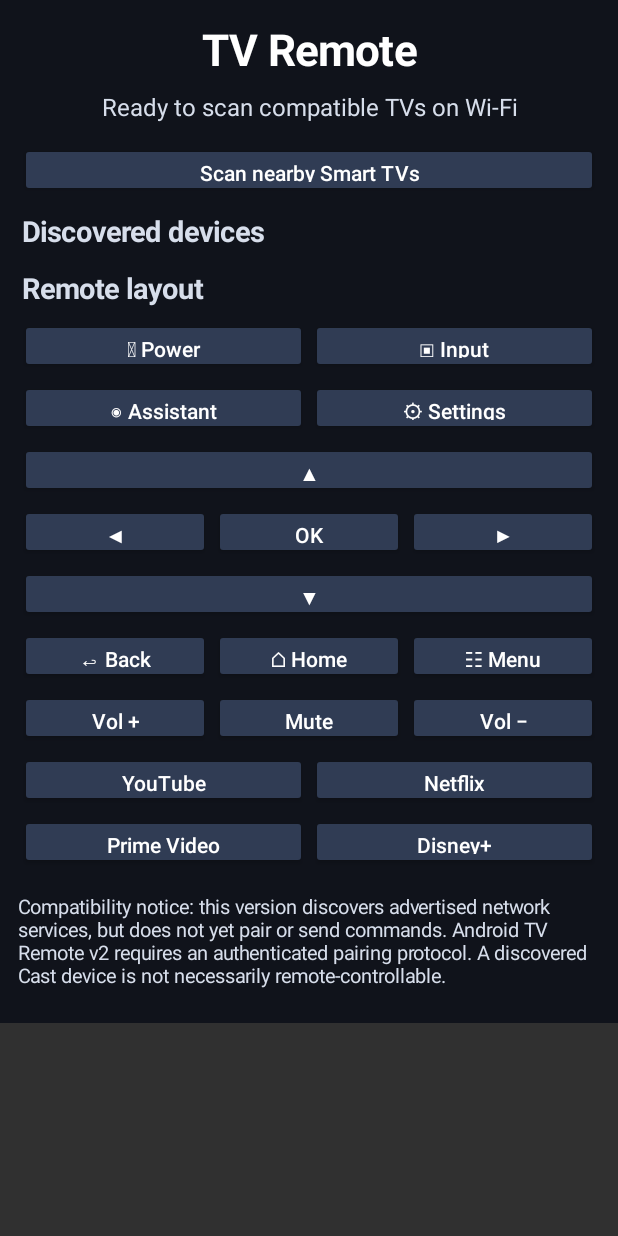
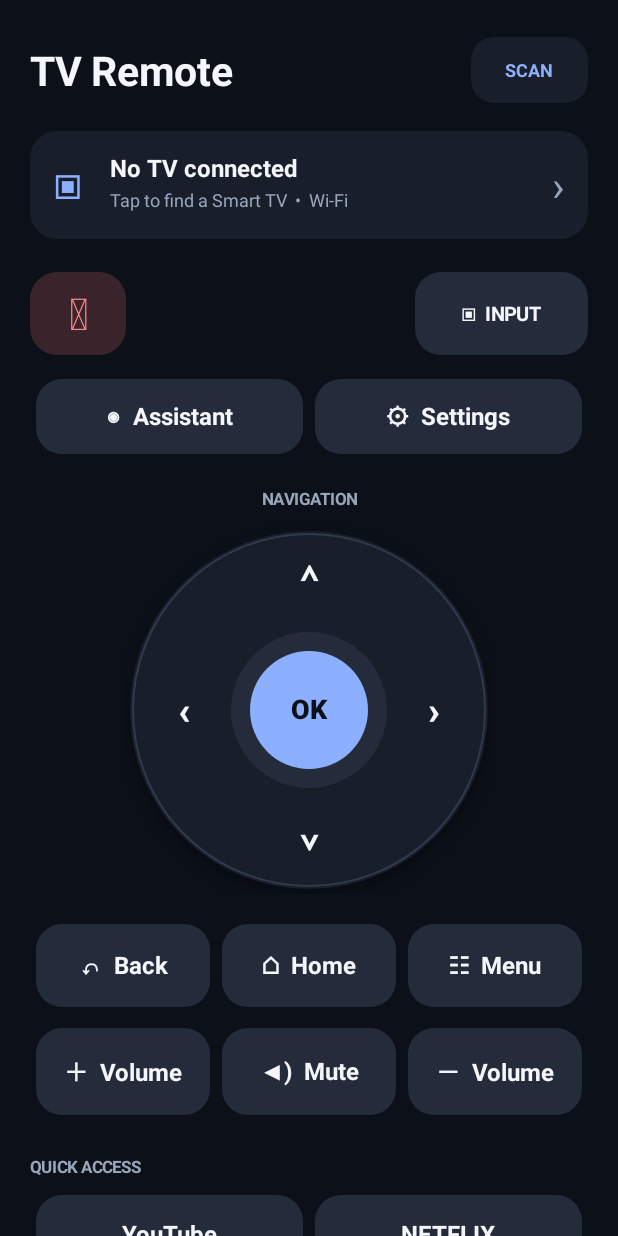
Before and after one commit to sebias0725/Remote_TV, an Android app: the screen it shows after launch (MainActivity), on a phone screen of 412 x 824 dp. Run offline under Robolectric (Android 15) with nearby library versions, the phone set to English and light mode, and no system bars.

Commit message:
Add files via upload

```diff
--- a/app/src/main/java/com/example/tvremote/MainActivity.java
+++ b/app/src/main/java/com/example/tvremote/MainActivity.java
@@ -1,119 +1,89 @@
 package com.example.tvremote;
 
 import android.app.Activity;
+import android.app.AlertDialog;
 import android.os.Bundle;
+import android.os.Handler;
 import android.content.Context;
 import android.content.SharedPreferences;
-import android.content.res.ColorStateList;
-import android.graphics.Color;
-import android.graphics.Typeface;
+import android.graphics.*;
+import android.graphics.drawable.GradientDrawable;
 import android.net.nsd.NsdManager;
 import android.net.nsd.NsdServiceInfo;
 import android.net.wifi.WifiManager;
-import android.view.Gravity;
+import android.view.*;
 import android.widget.*;
 import java.util.*;
 
-/** Device discovery UI. Pairing and remote command transport are not yet implemented. */
+/** Polished remote interface and Wi-Fi service discovery. No pairing or command transport yet. */
 public class MainActivity extends Activity {
-    private LinearLayout root, devices;
-    private TextView status;
+    static final int BG=0xff0c1018, PANEL=0xff181e2a, SURFACE=0xff242c3b, WHITE=0xfff4f6fc, MUTED=0xff98a6bc, ACCENT=0xff8cafff;
+    private LinearLayout page, deviceList;
+    private TextView deviceName, message;
     private NsdManager nsd;
-    private WifiManager.MulticastLock lock;
-    private final Map<String,NsdServiceInfo> discovered = new LinkedHashMap<>();
-    private final ArrayList<NsdManager.DiscoveryListener> listeners = new ArrayList<>();
-    private final String[] types = {"_androidtvremote2._tcp.", "_androidtvremote._tcp.", "_googlecast._tcp."};
+    private WifiManager.MulticastLock multicast;
+    private final Map<String,NsdServiceInfo> found=new LinkedHashMap<>();
+    private final ArrayList<NsdManager.DiscoveryListener> listeners=new ArrayList<>();
+    private final String[] types={"_androidtvremote2._tcp.","_androidtvremote._tcp.","_googlecast._tcp."};
     private SharedPreferences prefs;
-
-    @Override public void onCreate(Bundle saved) {
-        super.onCreate(saved);
-        prefs = getSharedPreferences("tvremote", MODE_PRIVATE);
-        nsd = (NsdManager)getSystemService(Context.NSD_SERVICE);
-        WifiManager wifi = (WifiManager)getApplicationContext().getSystemService(Context.WIFI_SERVICE);
-        lock = wifi.createMulticastLock("TVRemoteDiscovery"); lock.setReferenceCounted(false);
-        root = new LinearLayout(this); root.setOrientation(LinearLayout.VERTICAL);
-        root.setPadding(18,20,18,24); root.setBackgroundColor(0xff10131b);
-        ScrollView scroll = new ScrollView(this); scroll.addView(root); setContentView(scroll);
-        TextView heading = new TextView(this); heading.setText("TV Remote"); heading.setTextSize(29);
-        heading.setTypeface(null,Typeface.BOLD); heading.setTextColor(Color.WHITE);
-        heading.setGravity(Gravity.CENTER); root.addView(heading);
-        status = label("Ready to scan compatible TVs on Wi-Fi",16);
-        status.setGravity(Gravity.CENTER); status.setPadding(0,12,0,16);
-        button("Scan nearby Smart TVs", () -> scan());
-        label("Discovered devices",19).setTypeface(null,Typeface.BOLD);
-        devices = new LinearLayout(this); devices.setOrientation(LinearLayout.VERTICAL); root.addView(devices);
-        String last = prefs.getString("last_device", "");
-        if (!last.isEmpty()) label("Last selected: " + last,13);
-        label("Remote layout",19).setTypeface(null,Typeface.BOLD);
-        row("⏻ Power", "▣ Input");
-        row("◉ Assistant", "⚙ Settings");
-        button("▲", () -> unavailable("Up"));
-        row("◀", "OK", "▶");
-        button("▼", () -> unavailable("Down"));
-        row("↩ Back", "⌂ Home", "☷ Menu");
-        row("Vol +", "Mute", "Vol −");
-        row("YouTube", "Netflix"); row("Prime Video", "Disney+");
-        TextView notice = label("Compatibility notice: this version discovers advertised network services, but does not yet pair or send commands. Android TV Remote v2 requires an authenticated pairing protocol. A discovered Cast device is not necessarily remote-controllable.",13);
-        notice.setPadding(0,20,0,10);
+    private final Handler handler=new Handler();
+    private int dp(float n){return (int)(n*getResources().getDisplayMetrics().density+.5f);}
+    private GradientDrawable bg(int color,int radius){GradientDrawable d=new GradientDrawable();d.setColor(color);d.setCornerRadius(dp(radius));return d;}
+    private TextView text(String value,int size,int color,boolean bold){TextView v=new TextView(this);v.setText(value);v.setTextSize(size);v.setTextColor(color);v.setGravity(Gravity.CENTER_VERTICAL);if(bold)v.setTypeface(null,1);return v;}
+    private LinearLayout column(){LinearLayout l=new LinearLayout(this);l.setOrientation(1);return l;}
+    private LinearLayout row(){LinearLayout l=new LinearLayout(this);l.setOrientation(0);l.setGravity(Gravity.CENTER_VERTICAL);return l;}
+    private void gap(LinearLayout l,int h){View v=new View(this);l.addView(v,new LinearLayout.LayoutParams(1,dp(h)));}
+    private void add(LinearLayout parent,View v,int height){parent.addView(v,new LinearLayout.LayoutParams(-1,height<0?height:dp(height)));}
+    private TextView key(String label,int height,Runnable action){TextView t=text(label,16,WHITE,true);t.setGravity(Gravity.CENTER);t.setBackground(bg(SURFACE,17));t.setOnClickListener(v->action.run());t.setMinimumHeight(dp(height));return t;}
+    private void keyRow(LinearLayout parent,String[] labels,int height){LinearLayout r=row();for(String s:labels){TextView t=key(s,height,()->unavailable(s));LinearLayout.LayoutParams p=new LinearLayout.LayoutParams(0,dp(height),1);p.setMargins(dp(4),0,dp(4),0);r.addView(t,p);}add(parent,r,height);}
+    @Override public void onCreate(Bundle saved){super.onCreate(saved);getWindow().setStatusBarColor(BG);getWindow().setNavigationBarColor(BG);
+        prefs=getSharedPreferences("tvremote",0);nsd=(NsdManager)getSystemService(NSD_SERVICE);
+        WifiManager wifi=(WifiManager)getApplicationContext().getSystemService(WIFI_SERVICE);if(wifi!=null){multicast=wifi.createMulticastLock("TVRemoteDiscovery");multicast.setReferenceCounted(false);}
+        ScrollView scroll=new ScrollView(this);scroll.setFillViewport(true);scroll.setBackgroundColor(BG);page=column();page.setPadding(dp(20),dp(22),dp(20),dp(28));scroll.addView(page);setContentView(scroll);
+        LinearLayout top=row();TextView title=text("TV Remote",27,WHITE,true);top.addView(title,new LinearLayout.LayoutParams(0,dp(48),1));
+        TextView scan=text("SCAN",12,ACCENT,true);scan.setGravity(Gravity.CENTER);scan.setBackground(bg(PANEL,15));scan.setOnClickListener(v->showDiscovery());top.addView(scan,new LinearLayout.LayoutParams(dp(78),dp(44)));add(page,top,50);
+        gap(page,15);
+        LinearLayout device=row();device.setPadding(dp(15),dp(12),dp(15),dp(12));device.setBackground(bg(PANEL,18));
+        TextView icon=text("▣",25,ACCENT,true);device.addView(icon,new LinearLayout.LayoutParams(dp(38),dp(46)));
+        LinearLayout info=column();deviceName=text(prefs.getString("last_device","No TV connected"),16,WHITE,true);add(info,deviceName,23);TextView sub=text("Tap to find a Smart TV  •  Wi-Fi",12,MUTED,false);add(info,sub,20);device.addView(info,new LinearLayout.LayoutParams(0,dp(46),1));TextView arrow=text("›",28,MUTED,false);device.addView(arrow);device.setOnClickListener(v->showDiscovery());add(page,device,72);
+        gap(page,22);
+        LinearLayout power=row();TextView p=key("⏻",55,()->unavailable("Power"));p.setTextColor(0xffff8888);p.setTextSize(29);p.setBackground(bg(0xff39242b,18));power.addView(p,new LinearLayout.LayoutParams(dp(64),dp(55)));
+        View spacer=new View(this);power.addView(spacer,new LinearLayout.LayoutParams(0,1,1));TextView input=key("▣  INPUT",55,()->unavailable("Input"));input.setTextSize(13);power.addView(input,new LinearLayout.LayoutParams(dp(115),dp(55)));add(page,power,55);
+        gap(page,16);
+        keyRow(page,new String[]{"◉  Assistant","⚙  Settings"},50);
+        gap(page,20);
+        TextView navLabel=text("NAVIGATION",11,MUTED,true);navLabel.setGravity(Gravity.CENTER);add(page,navLabel,20);gap(page,8);
+        Dpad dpad=new Dpad(this);LinearLayout center=row();center.setGravity(Gravity.CENTER);center.addView(dpad,new LinearLayout.LayoutParams(dp(245),dp(245)));add(page,center,245);
+        gap(page,20);
+        keyRow(page,new String[]{"↶  Back","⌂  Home","☷  Menu"},55);
+        gap(page,14);
+        keyRow(page,new String[]{"＋  Volume","◀)  Mute","－  Volume"},58);
+        gap(page,22);
+        TextView shortcuts=text("QUICK ACCESS",11,MUTED,true);add(page,shortcuts,25);gap(page,6);
+        keyRow(page,new String[]{"YouTube","NETFLIX"},52);gap(page,9);keyRow(page,new String[]{"prime video","Disney+"},52);
+        gap(page,24);
+        message=text("Connect to a compatible TV to get started.",12,MUTED,false);message.setGravity(Gravity.CENTER);add(page,message,45);
     }
-    private TextView label(String s,int size){
-        TextView v = new TextView(this);v.setText(s);v.setTextSize(size);v.setTextColor(0xffd7deeb);
-        v.setPadding(4,10,4,8);root.addView(v);return v;
-    }
-    private Button button(String s,Runnable action){
-        Button b=new Button(this);b.setText(s);b.setAllCaps(false);b.setTextColor(Color.WHITE);
-        b.setBackgroundTintList(ColorStateList.valueOf(0xff303c54));
-        LinearLayout.LayoutParams p=new LinearLayout.LayoutParams(-1,54);p.setMargins(2,4,2,4);
-        root.addView(b,p);b.setOnClickListener(v->action.run());return b;
-    }
-    private void row(String... names){
-        LinearLayout r=new LinearLayout(this);r.setOrientation(LinearLayout.HORIZONTAL);root.addView(r);
-        for(String name:names){
-            Button b=new Button(this);b.setText(name);b.setAllCaps(false);b.setTextColor(Color.WHITE);
-            b.setBackgroundTintList(ColorStateList.valueOf(0xff303c54));
-            LinearLayout.LayoutParams p=new LinearLayout.LayoutParams(0,54,1);p.setMargins(2,4,2,4);
-            r.addView(b,p);b.setOnClickListener(v->unavailable(name));
+    private void unavailable(String name){message.setText(name+" requires a paired TV. Command transport is not yet implemented.");Toast.makeText(this,"Remote commands not yet available",Toast.LENGTH_SHORT).show();}
+    private class Dpad extends View{
+        Paint paint=new Paint(3);Dpad(Context c){super(c);setLayerType(View.LAYER_TYPE_SOFTWARE,null);setOnTouchListener((v,event)->{if(event.getAction()==MotionEvent.ACTION_UP){float x=event.getX()-getWidth()/2f,y=event.getY()-getHeight()/2f;float a=Math.abs(x),b=Math.abs(y);String k=(a<dp(42)&&b<dp(42))?"OK":a>b?(x>0?"Right":"Left"):(y>0?"Down":"Up");unavailable(k);return true;}return true;});}
+        @Override protected void onDraw(Canvas c){super.onDraw(c);float cx=getWidth()/2f,cy=getHeight()/2f,r=Math.min(cx,cy)-dp(3);
+            paint.setStyle(Paint.Style.FILL);paint.setColor(PANEL);paint.setShadowLayer(dp(8),0,dp(4),0x55000000);c.drawCircle(cx,cy,r,paint);paint.clearShadowLayer();
+            paint.setColor(0xff303a4c);paint.setStyle(Paint.Style.STROKE);paint.setStrokeWidth(dp(1));c.drawCircle(cx,cy,r-dp(2),paint);paint.setStyle(Paint.Style.FILL);
+            paint.setColor(SURFACE);c.drawCircle(cx,cy,dp(52),paint);paint.setColor(ACCENT);c.drawCircle(cx,cy,dp(39),paint);
+            paint.setTextAlign(Paint.Align.CENTER);paint.setTypeface(Typeface.create("sans-serif-medium",Typeface.BOLD));paint.setTextSize(dp(18));paint.setColor(BG);c.drawText("OK",cx,cy+dp(6),paint);
+            paint.setColor(WHITE);paint.setTextSize(dp(26));c.drawText("⌃",cx,cy-dp(75),paint);c.drawText("⌄",cx,cy+dp(91),paint);c.drawText("‹",cx-dp(83),cy+dp(9),paint);c.drawText("›",cx+dp(83),cy+dp(9),paint);
         }
     }
-    private void unavailable(String name){status.setText(name+": not connected. Pairing/command protocol is not implemented yet.");}
-    private void scan(){
-        stopScan(); discovered.clear();devices.removeAllViews();status.setText("Scanning Wi-Fi services…");
-        try {if(lock!=null&&!lock.isHeld())lock.acquire();}catch(Exception ignored){}
-        for(String type:types){
-            NsdManager.DiscoveryListener listener=new NsdManager.DiscoveryListener(){
-                public void onDiscoveryStarted(String t){}
-                public void onDiscoveryStopped(String t){}
-                public void onStartDiscoveryFailed(String t,int e){runOnUiThread(()->status.setText("Discovery failed ("+e+"). Check Wi-Fi."));}
-                public void onStopDiscoveryFailed(String t,int e){}
-                public void onServiceLost(NsdServiceInfo service){runOnUiThread(()->{discovered.remove(service.getServiceName()+service.getServiceType());showDevices();});}
-                public void onServiceFound(NsdServiceInfo service){
-                    runOnUiThread(()->{discovered.put(service.getServiceName()+service.getServiceType(),service);showDevices();});
-                }
-            };
-            try{nsd.discoverServices(type,NsdManager.PROTOCOL_DNS_SD,listener);listeners.add(listener);}
-            catch(Exception e){status.setText("Discovery error: "+e.getMessage());}
+    private void showDiscovery(){LinearLayout layout=column();layout.setPadding(dp(20),dp(12),dp(20),dp(12));TextView tip=text("Find compatible TVs on the same Wi-Fi network. Discovery does not guarantee pairing support.",13,MUTED,false);add(layout,tip,75);
+        deviceList=column();add(layout,deviceList,-2);AlertDialog dialog=new AlertDialog.Builder(this).setTitle("Find a TV").setView(layout).setNegativeButton("Close",(d,w)->stopScan()).setPositiveButton("Scan again",null).create();dialog.setOnShowListener(v->{dialog.getButton(-1).setOnClickListener(w->scan());scan();});dialog.setOnDismissListener(v->stopScan());dialog.show();}
+    private void scan(){stopScan();found.clear();if(deviceList!=null){deviceList.removeAllViews();TextView searching=text("Scanning nearby devices…",14,WHITE,false);add(deviceList,searching,55);}try{if(multicast!=null&&!multicast.isHeld())multicast.acquire();}catch(Exception ignored){}
+        for(String type:types){NsdManager.DiscoveryListener l=new NsdManager.DiscoveryListener(){public void onDiscoveryStarted(String t){}public void onDiscoveryStopped(String t){}public void onStartDiscoveryFailed(String t,int e){runOnUiThread(()->message.setText("Network discovery failed: "+e));}public void onStopDiscoveryFailed(String t,int e){}public void onServiceLost(NsdServiceInfo s){runOnUiThread(()->{found.remove(s.getServiceName()+s.getServiceType());showFound();});}public void onServiceFound(NsdServiceInfo s){runOnUiThread(()->{found.put(s.getServiceName()+s.getServiceType(),s);showFound();});}};
+            try{nsd.discoverServices(type,NsdManager.PROTOCOL_DNS_SD,l);listeners.add(l);}catch(Exception ignored){}
         }
-        new android.os.Handler(getMainLooper()).postDelayed(()->{
-            if(discovered.isEmpty())status.setText("No advertised compatible services found. The TV may use a different protocol.");
-            else status.setText(discovered.size()+" advertised service(s) found. Select one to inspect.");
-        },8000);
+        handler.postDelayed(()->{if(found.isEmpty()&&deviceList!=null){deviceList.removeAllViews();add(deviceList,text("No compatible advertised services found. Check that both devices are on the same Wi-Fi.",13,MUTED,false),85);}},9000);
     }
-    private void showDevices(){
-        devices.removeAllViews();
-        for(NsdServiceInfo info:discovered.values()){
-            Button b=new Button(this);b.setAllCaps(false);
-            b.setText(info.getServiceName()+"\n"+info.getServiceType());
-            b.setTextColor(Color.WHITE);b.setBackgroundTintList(ColorStateList.valueOf(0xff263a42));
-            devices.addView(b);
-            b.setOnClickListener(v->{
-                prefs.edit().putString("last_device",info.getServiceName()).apply();
-                status.setText("Selected "+info.getServiceName()+". Pairing is not yet implemented; no commands can be sent.");
-            });
-        }
-    }
-    private void stopScan(){
-        if(nsd!=null)for(NsdManager.DiscoveryListener l:listeners){try{nsd.stopServiceDiscovery(l);}catch(Exception ignored){}}
-        listeners.clear();try{if(lock!=null&&lock.isHeld())lock.release();}catch(Exception ignored){}
-    }
+    private void showFound(){if(deviceList==null)return;deviceList.removeAllViews();for(NsdServiceInfo s:found.values()){String name=s.getServiceName();TextView item=key("▣   "+name+"\n      "+s.getServiceType(),66,()->{prefs.edit().putString("last_device",name).apply();deviceName.setText(name);message.setText("Selected "+name+". Pairing and command sending are not implemented yet.");Toast.makeText(this,"Device selected; pairing unavailable",Toast.LENGTH_LONG).show();});item.setTextSize(13);item.setGravity(Gravity.CENTER_VERTICAL);item.setPadding(dp(12),0,0,0);LinearLayout.LayoutParams p=new LinearLayout.LayoutParams(-1,dp(66));p.setMargins(0,dp(4),0,dp(4));deviceList.addView(item,p);}}
+    private void stopScan(){for(NsdManager.DiscoveryListener l:listeners){try{nsd.stopServiceDiscovery(l);}catch(Exception ignored){}}listeners.clear();try{if(multicast!=null&&multicast.isHeld())multicast.release();}catch(Exception ignored){}}
     @Override protected void onDestroy(){stopScan();super.onDestroy();}
 }
```
Also changed, not shown: 1 other file.
